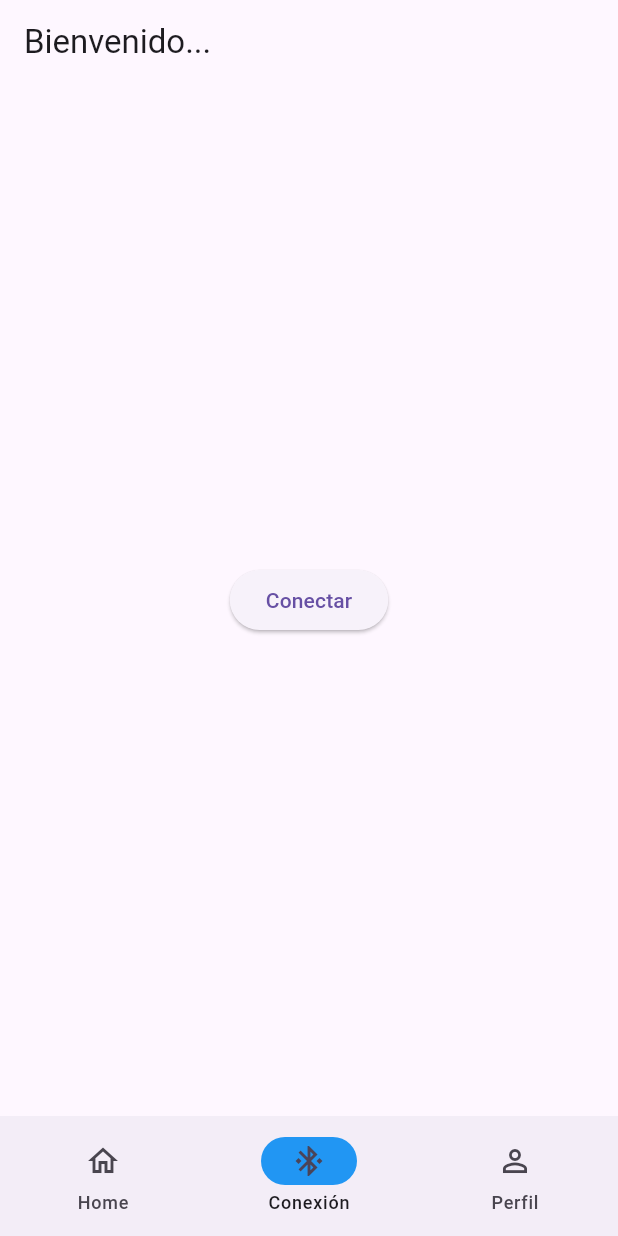
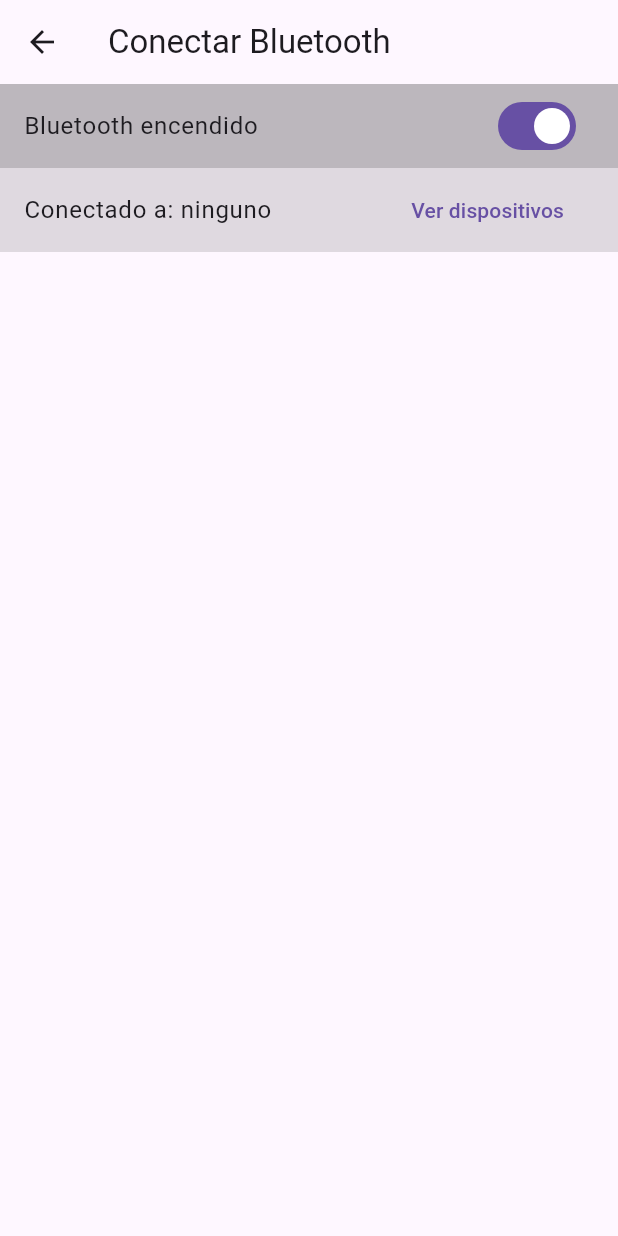
Before and after one commit to juliv07/Back-On-Track-App-2, a Flutter app: the NavigationExample screen opened directly, item 2 of the bottom bar chosen, after a tap on "Conectar", on a phone screen of 412 x 824 dp. Run offline on Flutter 3.47's test engine with Material 3 defaults, Android fonts, the phone set to English and light mode, and no system bars; our stand-ins replace fl_chart, flutter_bluetooth_serial, go_router, permission_handler.

Commit message:
intenté hacer bluetooth

```diff
--- a/back_on_track_app_2/lib/core/app_router.dart
+++ b/back_on_track_app_2/lib/core/app_router.dart
@@ -9,6 +9,7 @@ import 'package:back_on_track_app_2/presentations/login/logout_screen.dart';
 import 'package:back_on_track_app_2/presentations/password_settings/change_password_screen.dart';
 import 'package:back_on_track_app_2/presentations/password_settings/new_password_screen.dart';
 import 'package:back_on_track_app_2/presentations/password_settings/password_verification_code_screen.dart';
+import 'package:back_on_track_app_2/presentations/patient/bt_connection_screen.dart';
 import 'package:back_on_track_app_2/presentations/patient/patient_account_settings_screen.dart';
 import 'package:back_on_track_app_2/presentations/patient/patient_data_screen.dart';
 import 'package:back_on_track_app_2/presentations/patient/patient_edit_profile_screen.dart';
@@ -19,7 +20,7 @@ import 'package:back_on_track_app_2/presentations/patient/patient_view_doctor_sc
 import 'package:go_router/go_router.dart';
 
 final appRouter = GoRouter(
-  initialLocation: "/patientHome",
+  initialLocation: "/initialScreen",
 
   routes: [
   GoRoute(
@@ -129,4 +130,10 @@ final appRouter = GoRouter(
       path: '/patientAccountSettings',
       builder: (context, state) =>  PatientAccountSettingsScreen()
     ),
+
+  GoRoute(
+      name: BtConnectionScreen.name,
+      path: '/btConnection',
+      builder: (context, state) =>  BtConnectionScreen()
+    ),
 ]);
--- /dev/null
+++ b/back_on_track_app_2/lib/presentations/patient/bt_connection_screen.dart
@@ -0,0 +1,161 @@
+import 'dart:convert';
+import 'package:flutter_bluetooth_serial/flutter_bluetooth_serial.dart';
+import 'package:flutter/material.dart';
+import 'package:permission_handler/permission_handler.dart';
+class BtConnectionScreen extends StatefulWidget {
+  const BtConnectionScreen({super.key});
+  static const String name = 'btConnection';
+
+  @override
+  State<BtConnectionScreen> createState() => _BtConnectionScreenState();
+}
+
+class _BtConnectionScreenState extends State<BtConnectionScreen> {
+  final _bluetooth = FlutterBluetoothSerial.instance;
+  bool _bluetoothState = false;
+  bool _isConnecting = false;
+  BluetoothConnection? _connection;
+  List<BluetoothDevice> _devices = [];
+  BluetoothDevice? _deviceConnected;
+  int times = 0;
+
+  void _getDevices() async {
+    var res = await _bluetooth.getBondedDevices();
+    setState(() => _devices = res);
+  }
+
+  void _receiveData() {
+    _connection?.input?.listen((event) {
+      if (String.fromCharCodes(event) == "p") {
+        setState(() => times = times + 1);
+      }
+    });
+  }
+
+  void _sendData(String data) {
+    if (_connection?.isConnected ?? false) {
+      _connection?.output.add(ascii.encode(data));
+    }
+  }
+
+  void _requestPermission() async {
+    await Permission.location.request();
+    await Permission.bluetooth.request();
+    await Permission.bluetoothScan.request();
+    await Permission.bluetoothConnect.request();
+  }
+
+  @override
+  void initState() {
+    super.initState();
+
+    _requestPermission();
+
+    _bluetooth.state.then((state) {
+      setState(() => _bluetoothState = state.isEnabled);
+    });
+
+    _bluetooth.onStateChanged().listen((state) {
+      switch (state) {
+        case BluetoothState.STATE_OFF:
+          setState(() => _bluetoothState = false);
+          break;
+        case BluetoothState.STATE_ON:
+          setState(() => _bluetoothState = true);
+          break;
+        // case BluetoothState.STATE_TURNING_OFF:
+        //   break;
+        // case BluetoothState.STATE_TURNING_ON:
+        //   break;
+      }
+    });
+  }
+
+  @override
+  Widget build(BuildContext context) {
+    return Scaffold(
+      appBar: AppBar(
+        title: const Text('Conectar Bluetooth'),
+      ),
+      body: Column(
+        children: [
+          _controlBT(),
+          _infoDevice(),
+          Expanded(child: _listDevices()),
+        ],
+      ),
+    );
+  }
+
+  Widget _controlBT() {
+    return SwitchListTile(
+      value: _bluetoothState,
+      onChanged: (bool value) async {
+        if (value) {
+          await _bluetooth.requestEnable();
+        } else {
+          await _bluetooth.requestDisable();
+        }
+      },
+      tileColor: Colors.black26,
+      title: Text(
+        _bluetoothState ? "Bluetooth encendido" : "Bluetooth apagado",
+      ),
+    );
+  }
+
+  Widget _infoDevice() {
+    return ListTile(
+      tileColor: Colors.black12,
+      title: Text("Conectado a: ${_deviceConnected?.name ?? "ninguno"}"),
+      trailing: _connection?.isConnected ?? false
+          ? TextButton(
+              onPressed: () async {
+                await _connection?.finish();
+                setState(() => _deviceConnected = null);
+              },
+              child: const Text("Desconectar"),
+            )
+          : TextButton(
+              onPressed: _getDevices,
+              child: const Text("Ver dispositivos"),
+            ),
+    );
+  }
+
+  Widget _listDevices() {
+    return _isConnecting
+        ? const Center(child: CircularProgressIndicator())
+        : SingleChildScrollView(
+            child: Container(
+              color: Colors.grey.shade100,
+              child: Column(
+                children: [
+                  ...[
+                    for (final device in _devices)
+                      ListTile(
+                        title: Text(device.name ?? device.address),
+                        trailing: TextButton(
+                          child: const Text('conectar'),
+                          onPressed: () async {
+                            setState(() => _isConnecting = true);
+
+                            _connection = await BluetoothConnection.toAddress(device.address);
+                            _deviceConnected = device;
+                            _devices = [];
+                            _isConnecting = false;
+
+                            _receiveData();
+
+                            setState(() {});
+                          },
+                        ),
+                      )
+                  ]
+                ],
+              ),
+            ),
+          );
+  }
+
+}
--- a/back_on_track_app_2/lib/presentations/patient/patient_home_screen.dart
+++ b/back_on_track_app_2/lib/presentations/patient/patient_home_screen.dart
@@ -128,7 +128,9 @@ class _NavigationExampleState extends State<NavigationExample> {
 
         //BLUETOOTH
         Center(
-          child: ElevatedButton(onPressed:(){}, child: const Text('Conectar')),
+          child: ElevatedButton(onPressed:(){
+            context.push('/btConnection');
+          }, child: const Text('Conectar')),
         ),
 
         //PROFILE
--- a/back_on_track_app_2/lib/presentations/patient/patient_signup_screen.dart
+++ b/back_on_track_app_2/lib/presentations/patient/patient_signup_screen.dart
@@ -233,7 +233,7 @@ class PatientSignUpScreen extends StatelessWidget {
                     inputEmail.isEmpty == false && inputPswd.isEmpty == false &&
                     inputHeight.isEmpty == false && inputWeight.isEmpty == false &&
                     inputPreviousInfo.isEmpty == false && phoneIsNumeric && birthYearIsNumeric &&
-                    int.parse(inputBirthYear)>=2024 && atCount==1 && inputPswd.length>=8 &&
+                    int.parse(inputBirthYear)<=2024 && atCount==1 && inputPswd.length>=8 &&
                     heightIsNumeric && weightIsNumeric){
                       context.goNamed(PatientHomeScreen.name);
                     }
```
Also changed, not shown: back_on_track_app_2/pubspec.lock.
